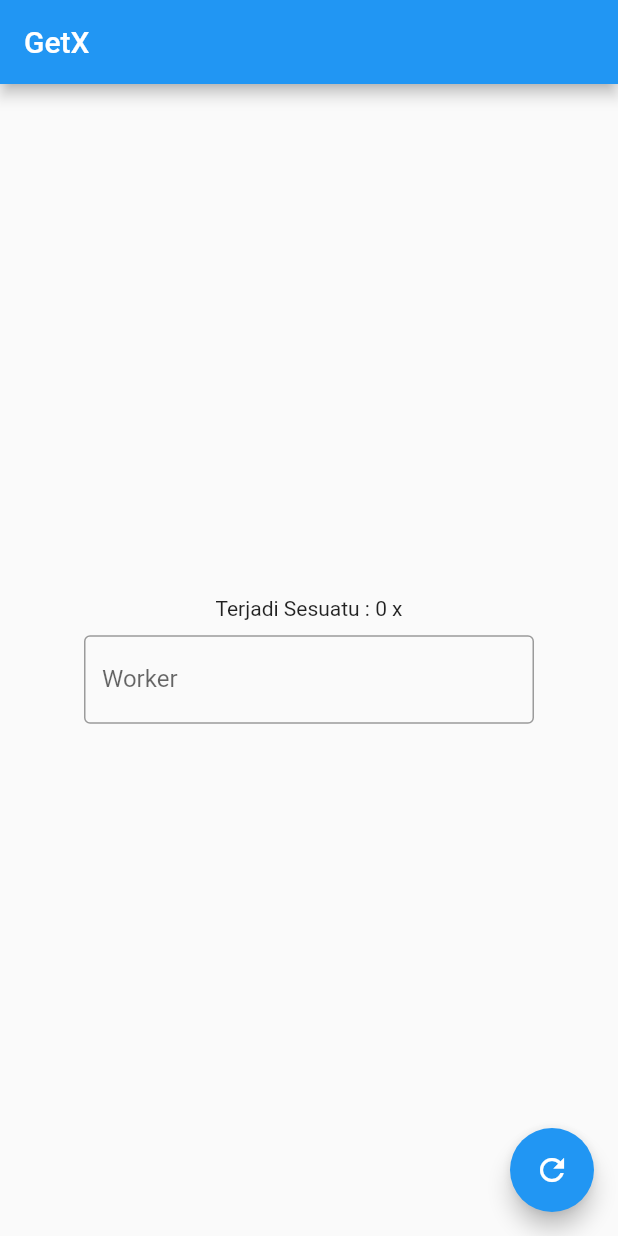
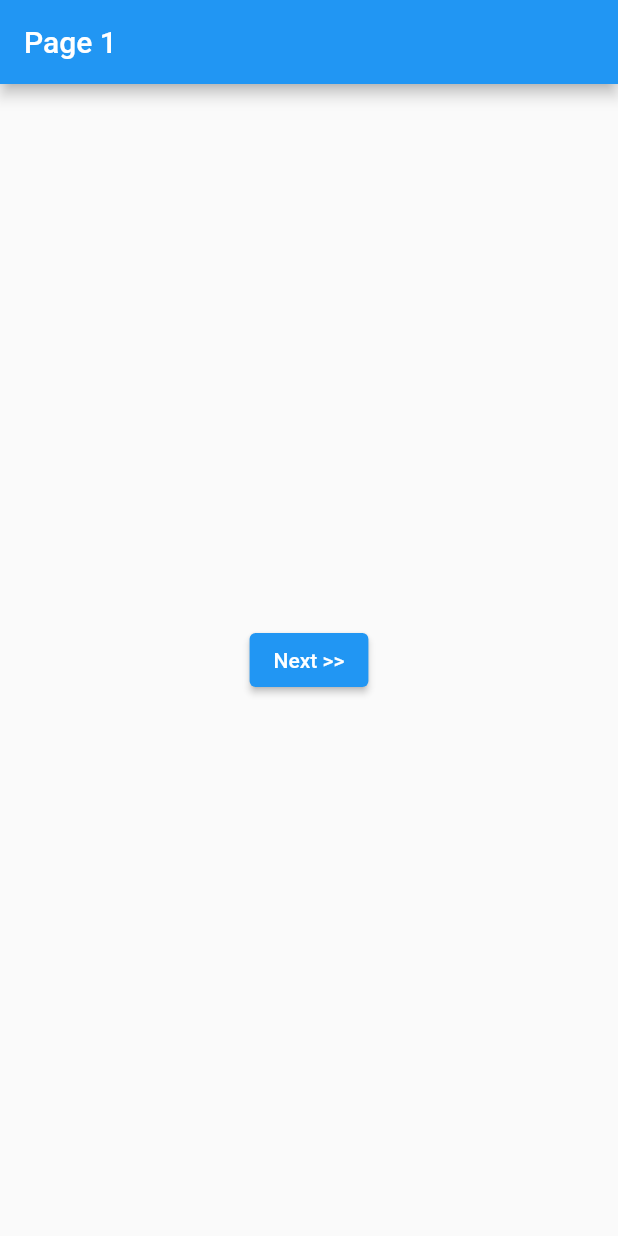
Before and after one commit to rizkitirta/Flutter_GetX, a Flutter app: the screen it shows after launch, on a phone screen of 412 x 824 dp. Run offline on Flutter 3.47's test engine with Material 2 defaults, Android fonts, the phone set to English and light mode, and no system bars; our stand-ins replace get.

Commit message:
GetX Navigation

```diff
--- a/flutter_getx/lib/main.dart
+++ b/flutter_getx/lib/main.dart
@@ -1,9 +1,7 @@
-import 'dart:developer';
-
 import 'package:flutter/cupertino.dart';
 import 'package:flutter/material.dart';
-import 'package:flutter_getx/controllers/countController.dart';
-import 'package:flutter_getx/controllers/orang_controller.dart';
+import 'package:flutter_getx/routes/pages_route.dart';
+import 'package:flutter_getx/screens/screen_1.dart';
 import 'package:get/get.dart';
 
 void main(List<String> args) {
@@ -15,48 +13,9 @@ class MainPage extends StatelessWidget {
 
   @override
   Widget build(BuildContext context) {
-    return MaterialApp(
-      home: HomePage(),
+    return GetMaterialApp(
+      home: PageSatu(),
+      getPages: PagesRoute.pages,
     );
   }
 }
-
-class HomePage extends StatelessWidget {
-  // final orangController = Get.find<OrangController>();
-  final count = Get.put(CountController());
-
-  @override
-  Widget build(BuildContext context) {
-    return Scaffold(
-      appBar: AppBar(
-        title: Text("GetX"),
-      ),
-      body: Center(
-          child: Column(
-        mainAxisAlignment: MainAxisAlignment.center,
-        children: [
-          Obx(() => Text("Terjadi Sesuatu : ${count.count} x")),
-          SizedBox(
-            height: 10,
-          ),
-          Container(
-            width: 300,
-            child: TextField(
-                onChanged: (_) => count.change(),
-                decoration: InputDecoration(
-                    border: OutlineInputBorder(), labelText: "Worker")),
-          )
-        ],
-      )),
-      floatingActionButton: Row(
-        mainAxisAlignment: MainAxisAlignment.end,
-        children: [
-          FloatingActionButton(
-            child: Icon(Icons.refresh),
-            onPressed: () => count.reset(),
-          ),
-        ],
-      ),
-    );
-  }
-}
--- /dev/null
+++ b/flutter_getx/lib/routes/pages_route.dart
@@ -0,0 +1,12 @@
+import 'package:flutter_getx/routes/routesNamed.dart';
+import 'package:flutter_getx/screens/screen_1.dart';
+import 'package:flutter_getx/screens/screen_2.dart';
+import 'package:flutter_getx/screens/screen_3.dart';
+import 'package:get/get_navigation/src/routes/get_route.dart';
+
+class PagesRoute {
+  static final pages = [
+    GetPage(name: RoutesNamed.page_dua, page: () => PageDua()),
+    GetPage(name: RoutesNamed.page_tiga, page: () => PageTiga()),
+  ];
+}
--- /dev/null
+++ b/flutter_getx/lib/routes/routesNamed.dart
@@ -0,0 +1,5 @@
+abstract class RoutesNamed {
+  static const page_satu = '/page-1';
+  static const page_dua = '/page-2';
+  static const page_tiga = '/page-3';
+}
--- /dev/null
+++ b/flutter_getx/lib/screens/screen_1.dart
@@ -0,0 +1,22 @@
+import 'package:flutter/material.dart';
+import 'package:flutter_getx/routes/routesNamed.dart';
+import 'package:get/get.dart';
+
+class PageSatu extends StatelessWidget {
+  @override
+  Widget build(BuildContext context) {
+    return Scaffold(
+      appBar: AppBar(
+        title: Text("Page 1"),
+      ),
+      body: Center(
+        child: Column(
+          mainAxisAlignment: MainAxisAlignment.center,
+          children: [
+            ElevatedButton(onPressed: () => Get.toNamed(RoutesNamed.page_dua), child: Text("Next >>")),
+          ],
+        ),
+      ),
+    );
+  }
+}
```
Also changed, not shown: flutter_getx/lib/screens/screen_2.dart (added, +23 -0 lines), flutter_getx/lib/screens/screen_3.dart (added, +21 -0 lines).
